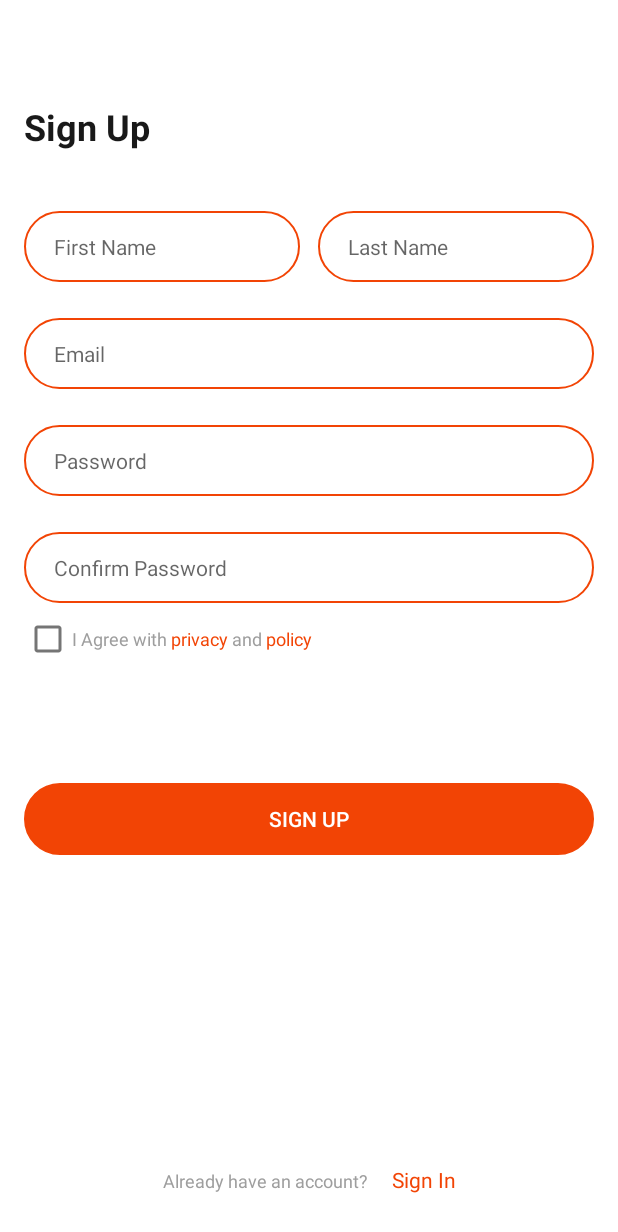
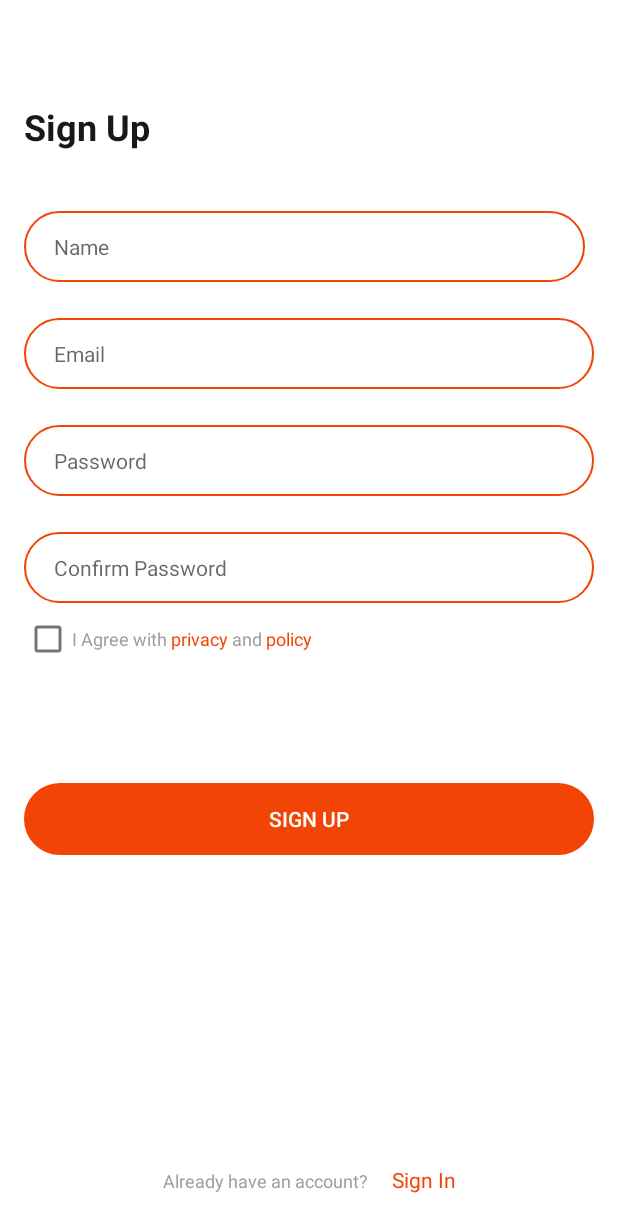
Before and after one commit to JinSunMi/UwalK, an Android app: the SignupActivity screen opened directly, with no data from a screen before it, on a phone screen of 412 x 824 dp. Shown: the top 1232 px of the screen. Run offline under Robolectric (Android 15) with nearby library versions, the phone set to English and light mode, and no system bars.

```diff
--- a/app/src/main/res/layout/activity_signup.xml
+++ b/app/src/main/res/layout/activity_signup.xml
@@ -18,14 +18,7 @@
         android:layout_marginTop="68dp"
         app:layout_constraintTop_toTopOf="parent"
         android:id="@+id/up_txt_sign_up"/>
-    <LinearLayout
-        android:layout_width="match_parent"
-        android:layout_height="wrap_content"
-        android:orientation="horizontal"
-        app:layout_constraintLeft_toLeftOf="parent"
-        app:layout_constraintRight_toRightOf="parent"
-        app:layout_constraintTop_toBottomOf="@+id/up_txt_sign_up"
-        android:id="@+id/up_edit_name">
+
     <EditText
         android:layout_width="match_parent"
         android:layout_height="wrap_content"
@@ -37,28 +30,13 @@
         android:paddingTop="14dp"
         android:paddingBottom="14dp"
         android:paddingLeft="20dp"
-            android:hint="First Name"
+        android:hint="Name"
         android:textColor="@color/black"
-            android:id="@+id/up_edit_first_name"
+        android:id="@+id/up_edit_name"
         android:layout_marginRight="6dp"
+        app:layout_constraintTop_toBottomOf="@id/up_txt_sign_up"
         android:layout_weight="1"/>
-        <EditText
-            android:layout_width="match_parent"
-            android:layout_height="wrap_content"
-            app:layout_constraintLeft_toLeftOf="parent"
-            app:layout_constraintLeft_toRightOf="parent"
-            android:layout_marginTop="40dp"
-            android:background="@drawable/background_main_26dp"
-            android:textSize="14sp"
-            android:paddingTop="14dp"
-            android:paddingBottom="14dp"
-            android:paddingLeft="20dp"
-            android:hint="Last Name"
-            android:textColor="@color/black"
-            android:id="@+id/up_edit_last_name"
-            android:layout_marginLeft="6dp"
-            android:layout_weight="1"/>
-    </LinearLayout>
+
     <EditText
         android:layout_width="match_parent"
         android:layout_height="wrap_content"
```
Lines whose indentation alone changed are shown as unchanged.
